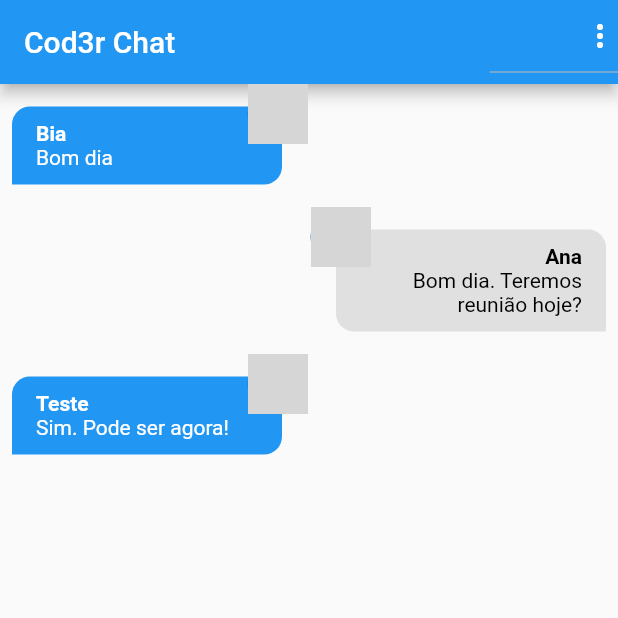
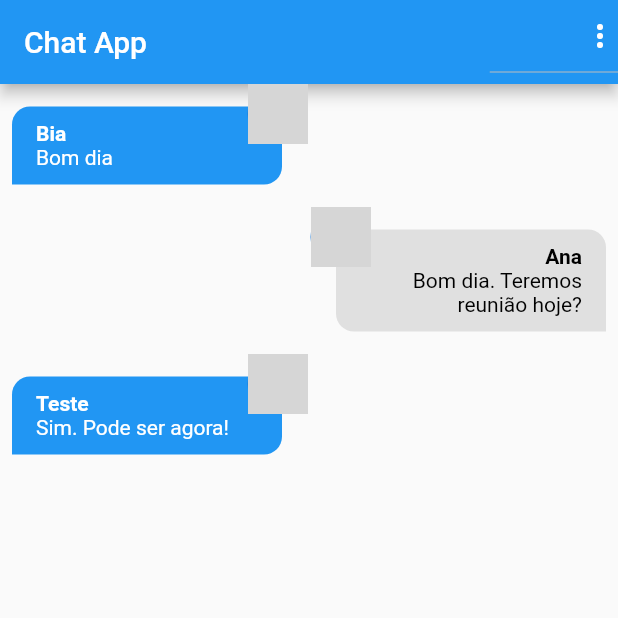
Before and after one commit to cherobim22/Flutter, a Flutter app: the screen it shows after launch, on a phone screen of 412 x 824 dp, the top half of it. Run offline on Flutter 3.47's test engine with Material 2 defaults, Android fonts, the phone set to English and light mode, and no system bars; our stand-ins replace firebase_auth, firebase_core, font_awesome_flutter, google_sign_in, hive_flutter, image_picker; missing offline and left inert: firebase_auth_web, firebase_core_web, google_sign_in_web, image_picker_for_web; accounts and stored records are empty; network calls fail; grey boxes are pictures that could not be loaded.

Commit message:
fixing app names

```diff
--- a/chatapp/lib/core/services/auth/auth_mock_service.dart
+++ b/chatapp/lib/core/services/auth/auth_mock_service.dart
@@ -9,7 +9,7 @@ class AuthMockService implements AuthService {
   static const _defaultUser = ChatUser(
     id: '456',
     name: 'Ana',
-    email: 'ana@cod3r.com.br',
+    email: 'ana@chatapp.com.br',
     imageURL: 'https://i.pravatar.cc/300',
   );
 
--- a/chatapp/lib/pages/chat_page.dart
+++ b/chatapp/lib/pages/chat_page.dart
@@ -10,7 +10,7 @@ class ChatPage extends StatelessWidget {
   Widget build(BuildContext context) {
     return Scaffold(
       appBar: AppBar(
-        title: const Text('Cod3r Chat'),
+        title: const Text('Chat App'),
         actions: [
           DropdownButton(
             icon: Icon(
```
